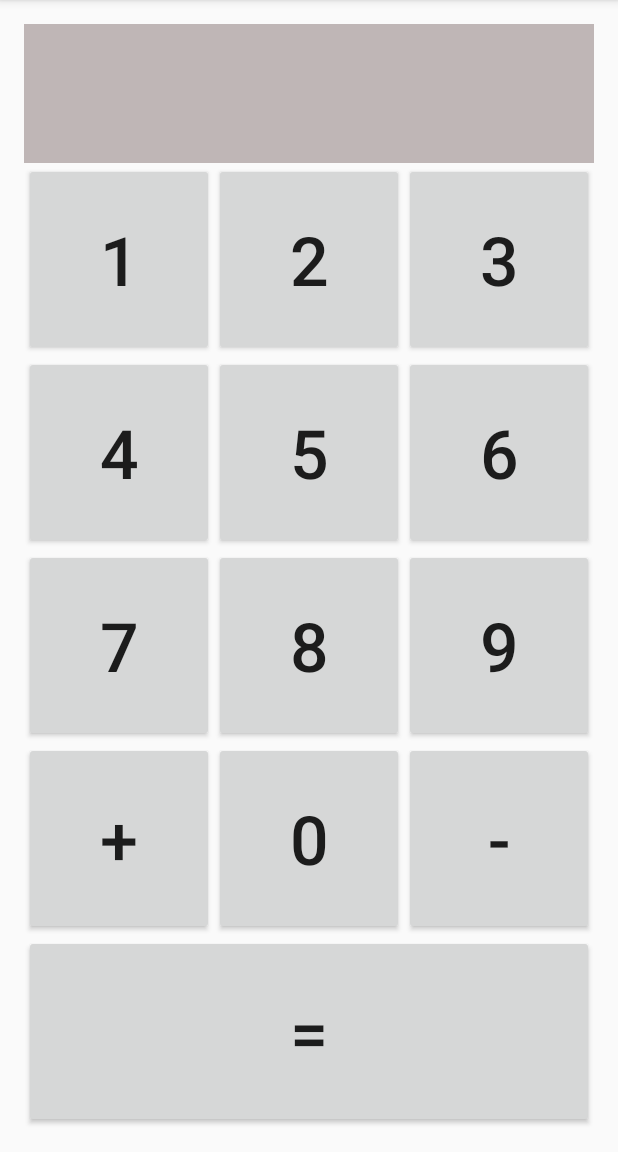
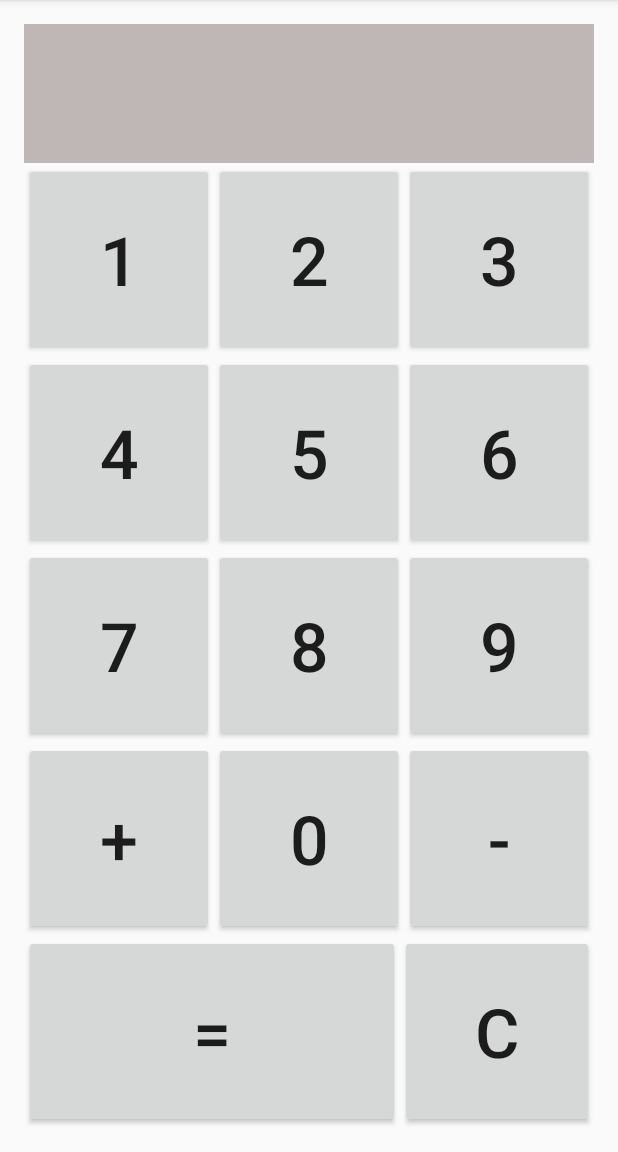
Before and after one commit to toastisspecial/Simple-Android-Calculator, an Android app: the screen it shows after launch (MainActivity), on a phone screen of 412 x 824 dp, the part 84-1236 px from its top. Run offline under Robolectric (Android 15) with nearby library versions, the phone set to English and light mode, and no system bars.

Commit message:
Updated Int to long, Added clear button

```diff
--- a/app/src/main/res/layout/activity_main.xml
+++ b/app/src/main/res/layout/activity_main.xml
@@ -171,18 +171,27 @@
         android:orientation="horizontal"
         android:layout_width="match_parent"
         android:layout_height="wrap_content"
-        android:layout_gravity="center_horizontal"
-        android:weightSum="1"
-        android:layout_weight="1">
+        android:layout_weight="1"
+        android:weightSum="5">
 
         <Button
             android:layout_width="wrap_content"
             android:layout_height="match_parent"
             android:text="="
             android:id="@+id/buttonEquals"
-            android:layout_weight="1"
             android:textSize="@dimen/abc_text_size_display_2_material"
-            android:onClick="equalClick" />
+            android:onClick="equalClick"
+            android:layout_weight="4" />
+
+        <Button
+            android:layout_width="wrap_content"
+            android:layout_height="match_parent"
+            android:text="C"
+            android:id="@+id/buttonClear"
+            android:textSize="@dimen/abc_text_size_display_2_material"
+            android:onClick="clearClick"
+            android:layout_weight="1" />
+
     </LinearLayout>
 
 </LinearLayout>
```
Also changed, not shown: app/src/main/java/com/example/peter/calculator/MainActivity.java (+36 -6 lines).
